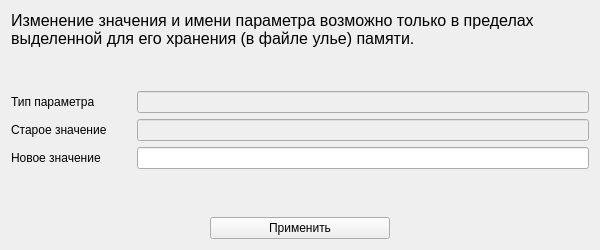
Old version of the form input_form.ui in the repository CanisFerox/pruf.
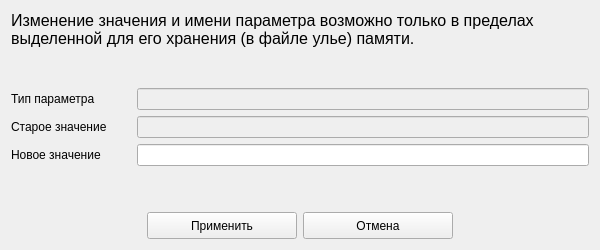
New version of the form.

Commit message: Добавил кнопки "отмена" на формы, чтобы в Cinnamon'е можно было закрыть окошки

```diff
--- a/input_form.ui
+++ b/input_form.ui
@@ -180,14 +180,14 @@
       <widget class="QPushButton" name="accept_button">
        <property name="minimumSize">
         <size>
-         <width>180</width>
+         <width>150</width>
          <height>0</height>
         </size>
        </property>
        <property name="maximumSize">
         <size>
-         <width>200</width>
-         <height>16777215</height>
+         <width>150</width>
+         <height>27</height>
         </size>
        </property>
        <property name="text">
@@ -195,6 +195,25 @@
        </property>
       </widget>
      </item>
+     <item>
+      <widget class="QPushButton" name="exit_button">
+       <property name="minimumSize">
+        <size>
+         <width>150</width>
+         <height>27</height>
+        </size>
+       </property>
+       <property name="maximumSize">
+        <size>
+         <width>150</width>
+         <height>27</height>
+        </size>
+       </property>
+       <property name="text">
+        <string>Отмена</string>
+       </property>
+      </widget>
+     </item>
      <item>
       <spacer name="horizontalSpacer_2">
        <property name="orientation">
```
The commit also changes 7 other files.
